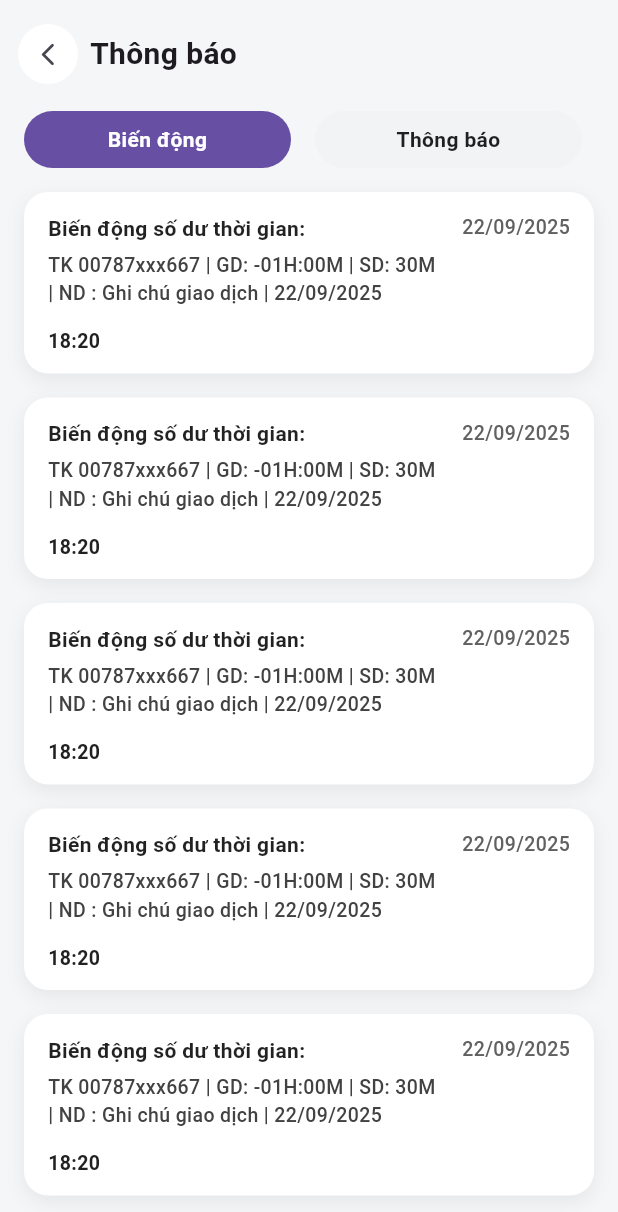
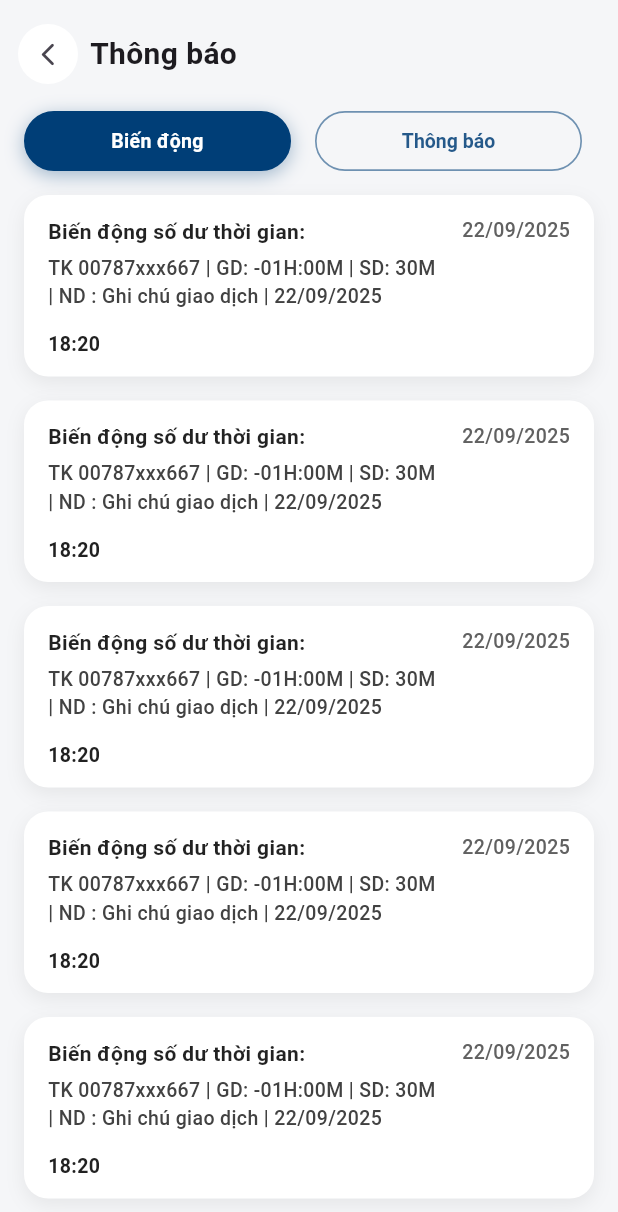
Before and after one commit to namthanhit/Time_Bank_Flutter, a Flutter app: the NotificationPage screen opened directly, on a phone screen of 412 x 824 dp. Shown: the top 1212 px of the screen. Run offline on Flutter 3.47's test engine with Material 3 defaults, Android fonts, the phone set to English and light mode, and no system bars; our stand-ins replace pin_code_fields.

Commit message:
Thêm tham số outlinedInactive để render tab dạng viền (nền trắng, viền primary).

```diff
--- a/lib/features/notification/ui/widgets/pill_tab_button.dart
+++ b/lib/features/notification/ui/widgets/pill_tab_button.dart
@@ -14,28 +14,50 @@ class PillTabButton extends StatelessWidget {
 
   @override
   Widget build(BuildContext context) {
-    final ColorScheme scheme = Theme.of(context).colorScheme;
+    final Color activeColor = const Color(0xFF003E77);
     return Expanded(
       child: AnimatedContainer(
         duration: const Duration(milliseconds: 220),
         curve: Curves.easeOut,
+        height: 40,
         margin: const EdgeInsets.symmetric(horizontal: 4),
-        height: 38,
         decoration: BoxDecoration(
-          color: active ? scheme.primary : const Color(0xFFF2F3F5),
-          borderRadius: BorderRadius.circular(24),
+          color: active ? activeColor : Colors.transparent,
+          borderRadius: BorderRadius.circular(26),
+          border: Border.all(
+            color: active ? activeColor : const Color(0xFF003E77).withOpacity(0.55),
+            width: 1.1,
           ),
+          boxShadow: active
+              ? [
+                  BoxShadow(
+                    color: activeColor.withOpacity(0.35),
+                    blurRadius: 10,
+                    offset: const Offset(0, 3),
+                  )
+                ]
+              : null,
+        ),
+        child: Material(
+          color: Colors.transparent,
           child: InkWell(
-          borderRadius: BorderRadius.circular(24),
+            borderRadius: BorderRadius.circular(26),
             onTap: onTap,
             child: Center(
+              child: AnimatedDefaultTextStyle(
+                duration: const Duration(milliseconds: 200),
+                style: TextStyle(
+                  fontSize: 13,
+                  fontWeight: active ? FontWeight.w700 : FontWeight.w600,
+                  color: active ? Colors.white : activeColor.withOpacity(0.85),
+                  letterSpacing: active ? 0.25 : 0,
+                ),
                 child: Text(
                   label,
                   textAlign: TextAlign.center,
-              style: TextStyle(
-                fontSize: 14,
-                fontWeight: FontWeight.w600,
-                color: active ? Colors.white : Colors.black87,
+                  maxLines: 1,
+                  overflow: TextOverflow.fade,
+                ),
               ),
             ),
           ),
```
Lines whose indentation alone changed are shown as unchanged.
